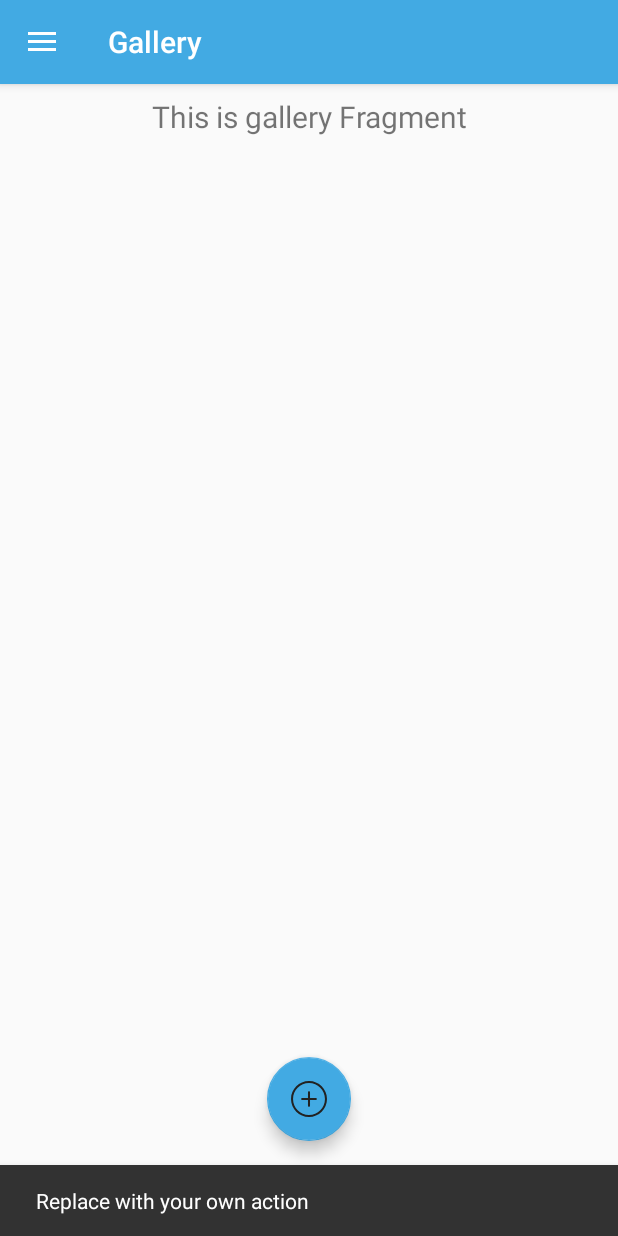
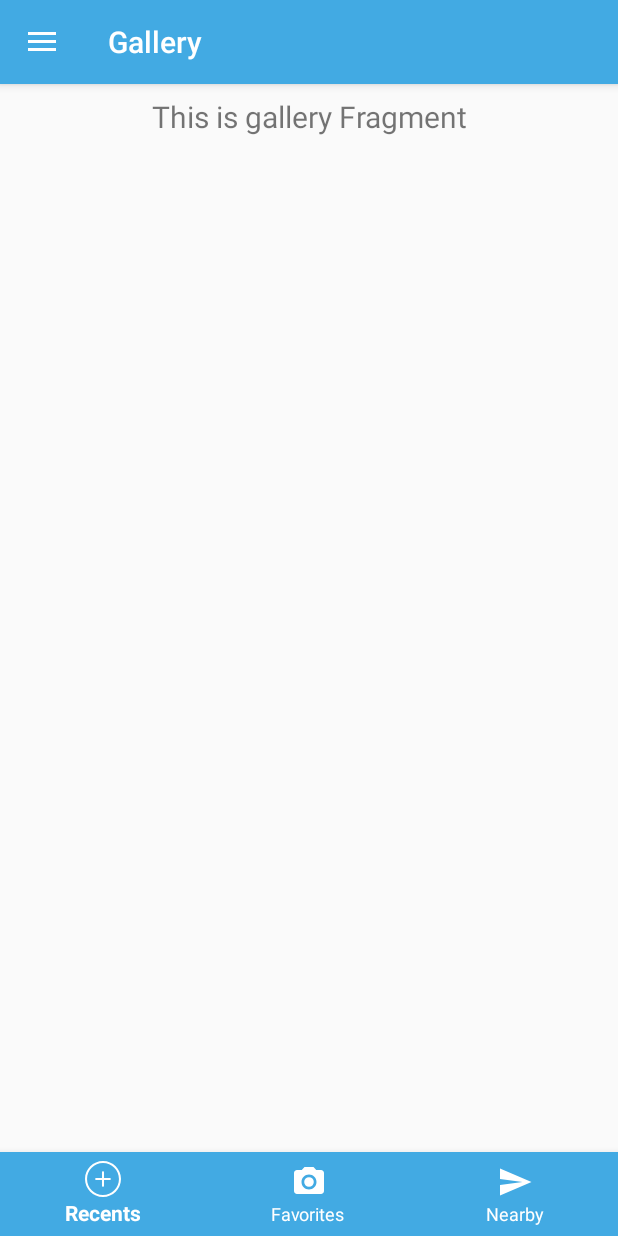
Before and after one commit to sulatskov34an/tanom, an Android app: the screen it shows after launch (MainActivity), in the side drawer, after a tap on "Gallery", on a phone screen of 412 x 824 dp. Run offline under Robolectric (Android 15) with nearby library versions, the phone set to English and light mode, and no system bars; our stand-ins replace Dagger/Hilt's generated code, navigation-ui; 1 statement that could not run was skipped.

Commit message:
добавлено bottomNavigation

```diff
--- a/app/src/main/java/ru/tanom/common/extensions.kt
+++ b/app/src/main/java/ru/tanom/common/extensions.kt
@@ -3,6 +3,7 @@ package ru.tanom.common
 import android.view.View
 import android.widget.Toast
 import androidx.fragment.app.Fragment
+import com.google.android.material.snackbar.Snackbar
 
 interface ProgressManager {
     fun showProgress()
@@ -15,6 +16,11 @@ fun Fragment.toast(msg: String) {
     }
 }
 
+fun Fragment.snackbar(msg: String) {
+    view?.apply {
+        Snackbar.make(this, msg, Snackbar.LENGTH_LONG).show()    }
+}
+
 fun View.visible() {
     visibility = View.VISIBLE
 }
--- a/app/src/main/java/ru/tanom/di/module/OkHttpClientModule.kt
+++ b/app/src/main/java/ru/tanom/di/module/OkHttpClientModule.kt
@@ -6,6 +6,7 @@ import dagger.Reusable
 import okhttp3.Interceptor
 import okhttp3.OkHttpClient
 import okhttp3.logging.HttpLoggingInterceptor
+import java.util.concurrent.TimeUnit
 
 @Module
 @Suppress("unused")
@@ -18,6 +19,8 @@ object OkHttpClientModule {
         .Builder()
         .addInterceptor(loggingInterceptor)
         .addInterceptor(baseInterceptor)
+        .readTimeout(5, TimeUnit.SECONDS)
+        .connectTimeout(5, TimeUnit.SECONDS)
         .build()
 
     @Provides
@@ -48,5 +51,4 @@ object OkHttpClientModule {
 
         return@invoke chain.proceed(request)
     }
-
 }
--- a/app/src/main/java/ru/tanom/ui/MainActivity.kt
+++ b/app/src/main/java/ru/tanom/ui/MainActivity.kt
@@ -11,6 +11,8 @@ import androidx.navigation.ui.setupWithNavController
 import com.google.android.material.floatingactionbutton.FloatingActionButton
 import com.google.android.material.navigation.NavigationView
 import com.google.android.material.snackbar.Snackbar
+import kotlinx.android.synthetic.main.app_bar_main.*
+import kotlinx.android.synthetic.main.app_bar_main.view.*
 import kotlinx.android.synthetic.main.content_main.*
 import ru.tanom.R
 import ru.tanom.base.view.BaseActivity
--- a/app/src/main/java/ru/tanom/ui/home/HomeFragment.kt
+++ b/app/src/main/java/ru/tanom/ui/home/HomeFragment.kt
@@ -1,5 +1,6 @@
 package ru.tanom.ui.home
 
+import android.os.Build
 import android.os.Bundle
 import android.view.LayoutInflater
 import android.view.View
@@ -17,7 +18,7 @@ import ru.tanom.base.view.BaseViewInterface
 import ru.tanom.base.viewmodel.Status
 import ru.tanom.common.SimpleDividerItemDecoration
 import ru.tanom.common.gone
-import ru.tanom.common.toast
+import ru.tanom.common.snackbar
 import ru.tanom.common.visible
 import ru.tanom.model.network.dto.Ads
 import ru.tanom.ui.MainActivity
@@ -42,6 +43,17 @@ class HomeFragment : Fragment(), BaseViewInterface {
         view.ads_rv?.layoutManager = LinearLayoutManager(view.context)
         view.ads_rv?.adapter = adsAdapter
         view.ads_rv?.addItemDecoration(SimpleDividerItemDecoration(view.context))
+
+        if (Build.VERSION.SDK_INT >= Build.VERSION_CODES.M) {
+            view.swipe_container.setColorSchemeColors(
+                resources.getColor(
+                    R.color.colorPrimary,
+                    activity?.theme
+                )
+            )
+        } else {
+            view.swipe_container.setColorSchemeColors(resources.getColor(R.color.colorPrimary))
+        }
         homeViewModel = ViewModelProviders.of(this).get(HomeViewModel::class.java)
         homeViewModel.list.observe(this.viewLifecycleOwner, Observer {
             when (it.status) {
@@ -58,12 +70,24 @@ class HomeFragment : Fragment(), BaseViewInterface {
 
     private fun showSuccess(ads: List<Ads>?) {
         hideProgress()
+        hidePlaceholder()
         adsAdapter.setData(ads ?: emptyList())
     }
 
     private fun showError() {
-        toast(getString(R.string.error_text))
+        snackbar(getString(R.string.error_text))
+        hideProgress()
+        showPlaceholder()
     }
+
+    private fun showPlaceholder() {
+        view?.no_internet?.visible()
+    }
+
+    private fun hidePlaceholder() {
+        view?.no_internet?.gone()
+    }
+
 
     override fun showProgress() {
         (activity as? MainActivity)?.showProgress()
@@ -72,6 +96,7 @@ class HomeFragment : Fragment(), BaseViewInterface {
 
     override fun hideProgress() {
         (activity as? MainActivity)?.hideProgress()
+        swipe_container.isRefreshing = false
     }
 
 }
--- a/app/src/main/res/layout/app_bar_main.xml
+++ b/app/src/main/res/layout/app_bar_main.xml
@@ -28,8 +28,20 @@
         android:layout_width="wrap_content"
         android:layout_height="wrap_content"
         android:layout_gravity="bottom|center"
+        android:visibility="gone"
         style="@style/TanomFloatingActionButton"
         android:layout_margin="@dimen/fab_margin"
         app:srcCompat="@drawable/ic_add_ad" />
 
+    <com.google.android.material.bottomnavigation.BottomNavigationView
+        android:id="@+id/bottom_navigation"
+        android:layout_width="match_parent"
+        android:layout_height="wrap_content"
+        android:layout_alignParentBottom="true"
+        android:layout_gravity="bottom"
+        app:itemBackground="@color/colorPrimary"
+        app:itemIconTint="@android:color/white"
+        app:itemTextColor="@android:color/white"
+        app:menu="@menu/bottom_nav_menu" />
+
 </androidx.coordinatorlayout.widget.CoordinatorLayout>
--- /dev/null
+++ b/app/src/main/res/menu/bottom_nav_menu.xml
@@ -0,0 +1,22 @@
+<?xml version="1.0" encoding="utf-8"?>
+<menu xmlns:android="http://schemas.android.com/apk/res/android"
+    xmlns:app="http://schemas.android.com/apk/res-auto">
+    <item
+        android:id="@+id/action_recents"
+        android:enabled="true"
+        android:icon="@drawable/ic_add_ad"
+        android:title="Recents"
+        app:showAsAction="ifRoom" />
+    <item
+        android:id="@+id/action_favorites"
+        android:enabled="true"
+        android:icon="@drawable/ic_menu_camera"
+        android:title="Favorites"
+        app:showAsAction="ifRoom" />
+    <item
+        android:id="@+id/action_nearby"
+        android:enabled="true"
+        android:icon="@drawable/ic_menu_send"
+        android:title="Nearby"
+        app:showAsAction="ifRoom" />
+</menu>
--- a/app/src/main/res/values/styles.xml
+++ b/app/src/main/res/values/styles.xml
@@ -27,5 +27,4 @@
         <item name="colorAccent">@color/colorPrimary</item>
     </style>
 
-
 </resources>
```
Also changed, not shown: app/src/main/res/drawable/no_internet.xml (added, +9 -0 lines), app/src/main/res/layout/fragment_home.xml (+12 -0 lines).
